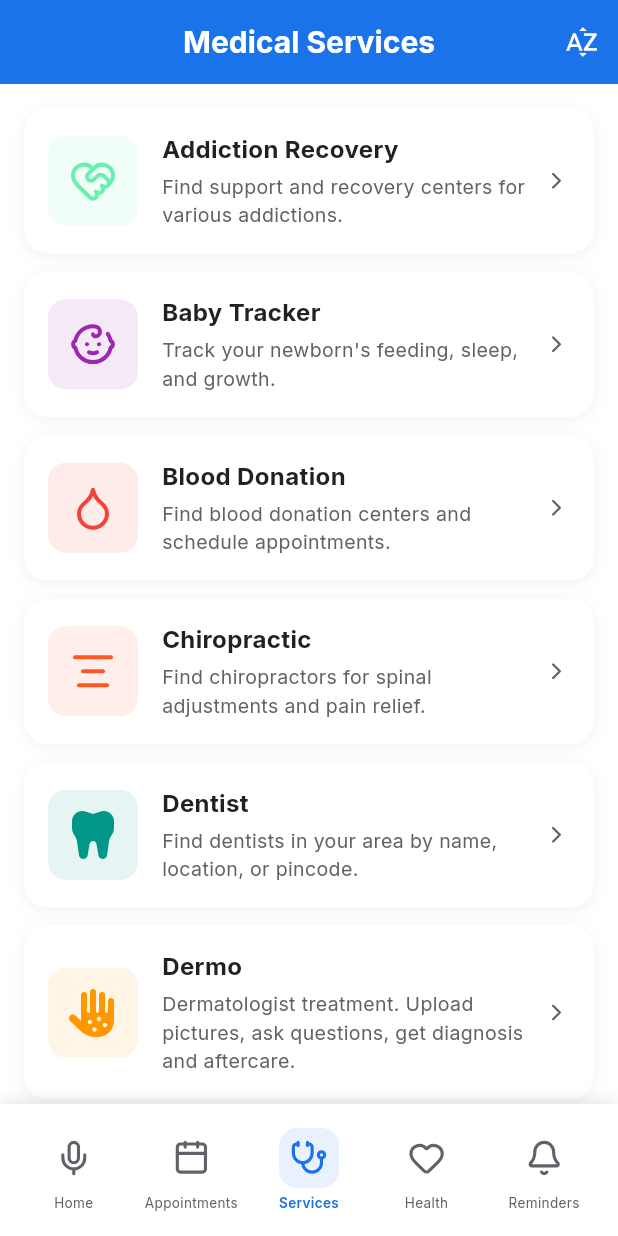
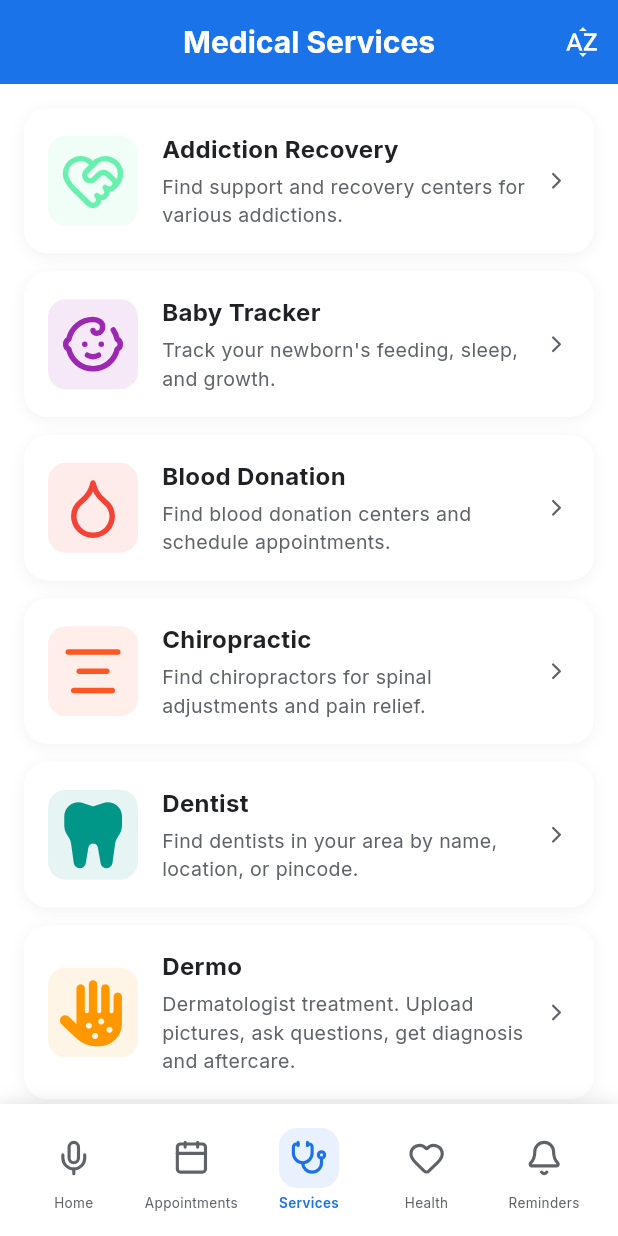
Before and after one commit to Kingmaker-RK/Medicus1, a Flutter app: the ServicesHubScreen screen opened by its route, on a phone screen of 412 x 824 dp. Run offline on Flutter 3.47's test engine with Material 3 defaults, Android fonts, the phone set to English and light mode, and no system bars; our stand-ins replace audioplayers, cloud_firestore, dio, file_picker, firebase_auth, firebase_core and 15 more; missing offline and left inert: deepl_dart, model_viewer_plus, record; accounts and stored records are empty.

Commit message:
Final commit - ensure all changes are saved
- Generated with [Teta](https://teta.so) using [Claude Code](https://claude.com/claude-code)

Co-Authored-By: Teta <noreply@teta.so> using Claude <noreply@anthropic.com>

```diff
--- a/lib/screens/services_hub_screen.dart
+++ b/lib/screens/services_hub_screen.dart
@@ -2,7 +2,6 @@ import 'package:flutter/material.dart';
 import 'package:go_router/go_router.dart';
 import 'package:lucide_icons/lucide_icons.dart';
 import 'package:provider/provider.dart';
-import '../constants/app_routes.dart';
 import '../constants/colors.dart';
 import '../data/services_data.dart';
 import '../models/service_model.dart';
@@ -107,12 +106,12 @@ class ServicesHubScreen extends StatelessWidget {
         child: Row(
           children: [
             Container(
-              padding: const EdgeInsets.all(14),
+              padding: const EdgeInsets.all(8),
               decoration: BoxDecoration(
                 color: service.color.withValues(alpha: 0.1),
                 borderRadius: BorderRadius.circular(12),
               ),
-              child: Icon(service.icon, color: service.color, size: 32),
+              child: Icon(service.icon, color: service.color, size: 44),
             ),
             const SizedBox(width: 16),
             Expanded(
```
